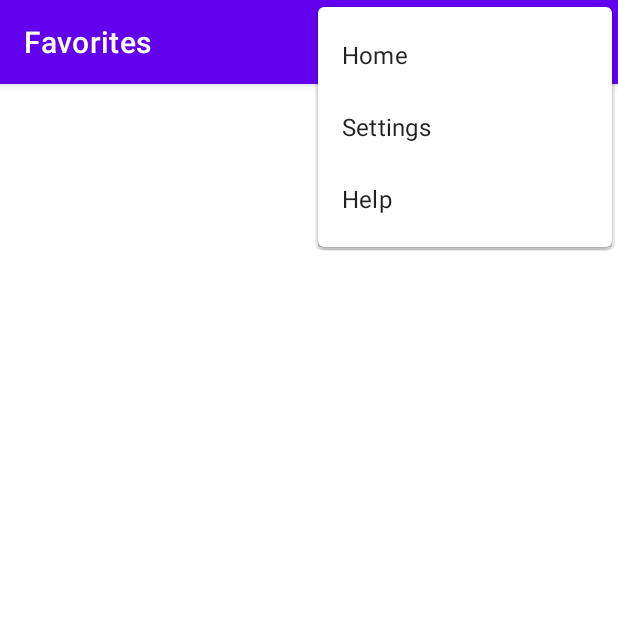
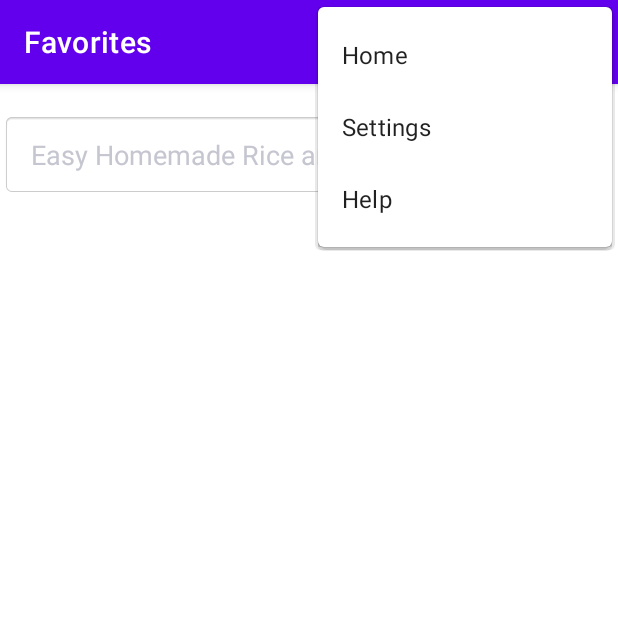
Before and after one commit to LiamHeynderickx/AndroidRecipeApplication, an Android app: the Favorites screen opened directly, with no data from a screen before it, with the options menu open, on a phone screen of 412 x 824 dp, the top half of it. Run offline under Robolectric (Android 15) with nearby library versions, the phone set to English and light mode, and no system bars; our stand-ins replace Volley; network calls fail.

Commit message:
favorites finished

```diff
--- a/app/src/main/java/be/kuleuven/gt/project_recipe/Favorites.java
+++ b/app/src/main/java/be/kuleuven/gt/project_recipe/Favorites.java
@@ -1,6 +1,8 @@
 package be.kuleuven.gt.project_recipe;
 
 import androidx.appcompat.app.AppCompatActivity;
+import androidx.recyclerview.widget.LinearLayoutManager;
+import androidx.recyclerview.widget.RecyclerView;
 
 import android.content.Intent;
 import android.os.Bundle;
@@ -8,13 +10,32 @@ import android.view.Menu;
 import android.view.MenuInflater;
 import android.view.MenuItem;
 
-public class Favorites extends AppCompatActivity {
+import java.util.ArrayList;
+
+public class Favorites extends AppCompatActivity implements RecyclerViewInterface{
+
+
+    private ArrayList<RecipeInformation> recipeList = new ArrayList<>();
+    private ApiManager api = new ApiManager();
+    private MyAdapter myAdapter = new MyAdapter(this, recipeList, this);
+    private RecyclerView recyclerView;
 
     @Override
     protected void onCreate(Bundle savedInstanceState) {
         super.onCreate(savedInstanceState);
         setContentView(R.layout.activity_favorites);
         setTitle("Favorites");
+
+        recyclerView = (RecyclerView) findViewById(R.id.recyclerViewFavorites);
+        recyclerView.setLayoutManager(new LinearLayoutManager(this));
+
+        recyclerView.setAdapter(myAdapter);
+
+        getFavorites(); //connection to database
+
+
+        recyclerView.setAdapter(new MyAdapter(getApplicationContext(),recipeList, this));
+
     }
 
     @Override //copy to each new activity
@@ -52,4 +73,25 @@ public class Favorites extends AppCompatActivity {
         }
     }
 
+    public void getFavorites(){
+        //connect to database of favorites
+
+        //temporary code:
+        RecipeInformation ri = new RecipeInformation();
+        ri.setRecipeName("Easy Homemade Rice and Beans");
+        ri.setRecipeID("716627");
+        recipeList.add(ri);
+    }
+
+    @Override
+    public void onRecyclerViewItemClick(int position) {
+
+        Intent intent = new Intent(this, RecipeDisplayer.class);
+
+        intent.putExtra("ID", recipeList.get(position).getRecipeID());
+        intent.putExtra("NAME", recipeList.get(position).getRecipeName());
+
+        startActivity(intent);
+
+    }
 }
--- a/app/src/main/res/layout/activity_favorites.xml
+++ b/app/src/main/res/layout/activity_favorites.xml
@@ -4,4 +4,18 @@
     xmlns:tools="http://schemas.android.com/tools"
     android:layout_width="match_parent"
     android:layout_height="match_parent"
-    tools:context=".Favorites"/>
+    tools:context=".Favorites">
+
+    <androidx.recyclerview.widget.RecyclerView
+        android:id="@+id/recyclerViewFavorites"
+        android:layout_width="409dp"
+        android:layout_height="729dp"
+        android:layout_marginStart="1dp"
+        android:layout_marginTop="1dp"
+        android:layout_marginEnd="1dp"
+        android:layout_marginBottom="1dp"
+        app:layout_constraintBottom_toBottomOf="parent"
+        app:layout_constraintEnd_toEndOf="parent"
+        app:layout_constraintStart_toStartOf="parent"
+        app:layout_constraintTop_toTopOf="parent" />
+</androidx.constraintlayout.widget.ConstraintLayout>
```
